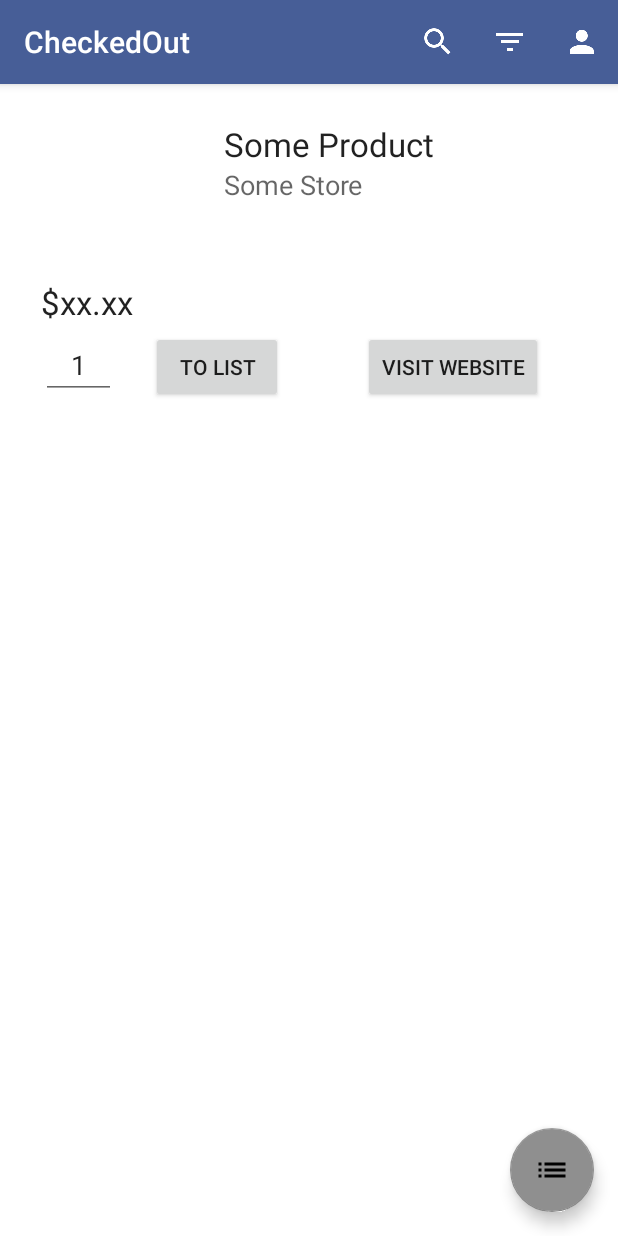
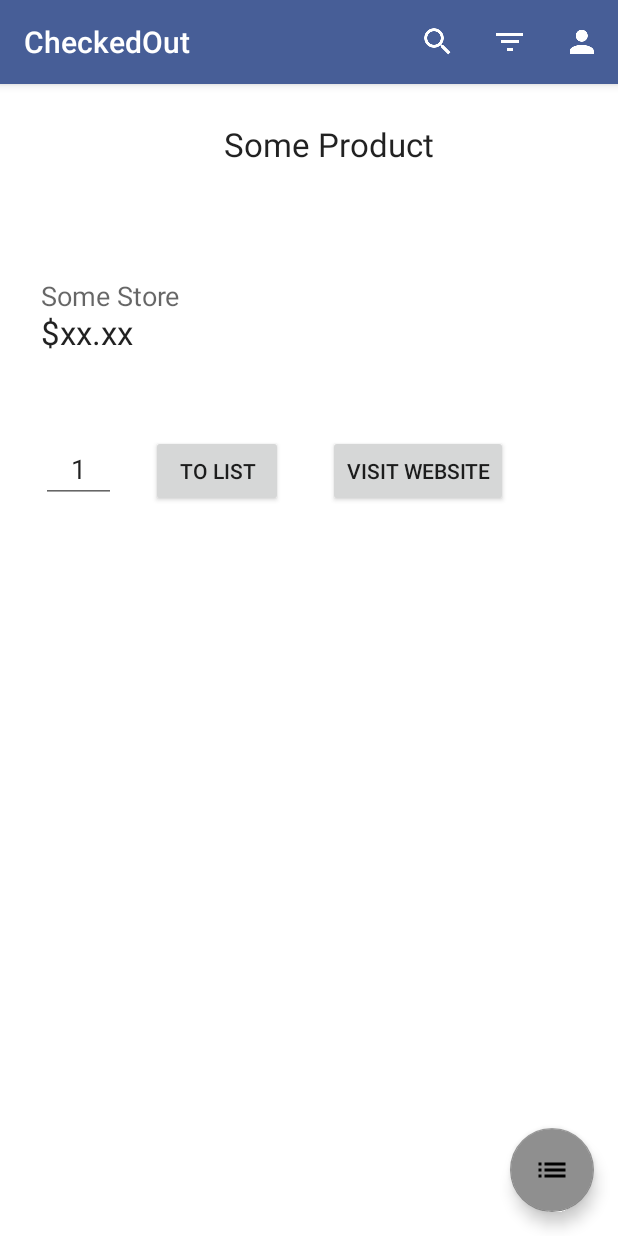
Before and after one commit to BenjaminLang/cpen_321, an Android app: the fragment DetailFragment placed in its activity, on a phone screen of 412 x 824 dp. Run offline under Robolectric (Android 15) with nearby library versions, the phone set to English and light mode, and no system bars; our stand-ins replace Picasso; pictures from the network do not load; 4 statements that could not run were skipped.

Commit message:
product detail page layout tweak

```diff
--- a/Android/SmartShopper/app/src/main/res/layout/fragment_detail.xml
+++ b/Android/SmartShopper/app/src/main/res/layout/fragment_detail.xml
@@ -13,8 +13,7 @@
     <RelativeLayout
         android:layout_width="match_parent"
         android:layout_height="wrap_content"
-        android:id="@+id/detail_wrapper"
-        android:layout_marginBottom="10dp">
+        android:id="@+id/detail_wrapper">
 
 
         <ImageView
@@ -37,35 +36,6 @@
             android:id="@+id/product_name"
             android:textAppearance="?android:attr/textAppearanceLarge" />
 
-        <TextView
-            android:text="Some Store"
-            android:layout_width="wrap_content"
-            android:layout_height="wrap_content"
-            android:textAppearance="?android:attr/textAppearanceMedium"
-            android:id="@+id/product_store"
-            android:layout_below="@+id/product_name"
-            android:layout_alignStart="@+id/product_name" />
-
-        <EditText
-            android:layout_width="50dp"
-            android:layout_height="wrap_content"
-            android:inputType="number"
-            android:ems="10"
-            android:id="@+id/quantity_to_add"
-            android:layout_marginTop="39dp"
-            android:layout_below="@+id/detail_img"
-            android:layout_alignStart="@+id/detail_img" />
-
-        <TextView
-            android:text="$xx.xx"
-            android:layout_width="wrap_content"
-            android:layout_height="wrap_content"
-            android:layout_marginTop="5dip"
-            android:textAppearance="?android:attr/textAppearanceLarge"
-            android:id="@+id/product_price"
-            android:layout_below="@+id/detail_img"
-            android:layout_alignStart="@+id/detail_img" />
-
         <Button
             android:text="To List"
             android:layout_width="wrap_content"
@@ -82,8 +52,37 @@
             android:layout_height="wrap_content"
             android:id="@+id/visit_url"
             android:layout_alignBaseline="@+id/add_to_cart"
-            android:layout_alignBottom="@+id/add_to_cart"
-            android:layout_toEndOf="@+id/product_store" />
+            android:layout_toRightOf="@+id/add_to_cart"
+            android:layout_marginLeft="30dp"/>
+
+        <EditText
+            android:layout_width="50dp"
+            android:layout_height="wrap_content"
+            android:inputType="number"
+            android:ems="10"
+            android:id="@+id/quantity_to_add"
+            android:layout_marginTop="54dp"
+            android:layout_below="@+id/product_price"
+            android:layout_alignStart="@+id/product_price" />
+
+        <TextView
+            android:text="$xx.xx"
+            android:layout_width="wrap_content"
+            android:layout_height="wrap_content"
+            android:layout_marginTop="25dp"
+            android:textAppearance="?android:attr/textAppearanceLarge"
+            android:id="@+id/product_price"
+            android:layout_below="@+id/detail_img"
+            android:layout_alignStart="@+id/detail_img" />
+
+        <TextView
+            android:text="Some Store"
+            android:layout_width="wrap_content"
+            android:layout_height="wrap_content"
+            android:textAppearance="?android:attr/textAppearanceMedium"
+            android:id="@+id/product_store"
+            android:layout_centerVertical="true"
+            android:layout_alignStart="@+id/product_price" />
 
     </RelativeLayout>
 
```
